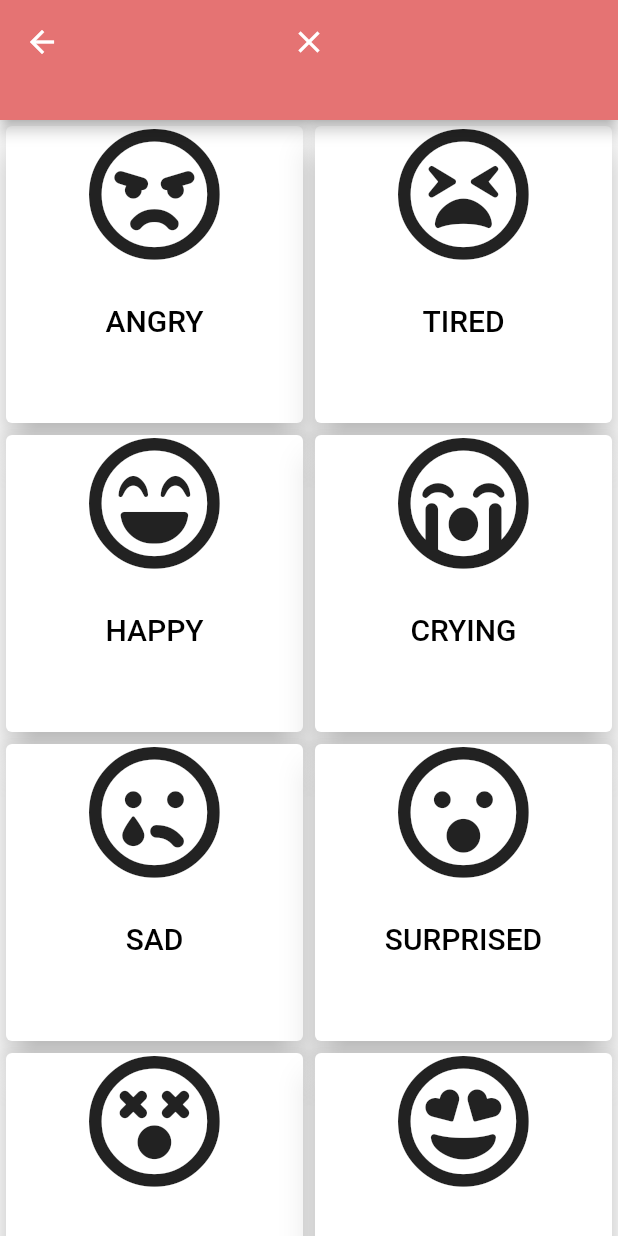
After one commit to Nadika18/Autism_Mobile_App, a Flutter app: the Feelings screen opened directly, on a phone screen of 412 x 824 dp. The commit adds this screen. Run offline on Flutter 3.47's test engine with Material 2 defaults, Android fonts, the phone set to English and light mode, and no system bars; our stand-ins replace cloud_firestore, firebase_auth, firebase_core, flutter_tts, font_awesome_flutter, google_sign_in and 3 more; missing offline and left inert: quiz_view; accounts and stored records are empty.

Commit message:
feelings.dart and images added

```diff
--- a/lib/child/childHomepage.dart
+++ b/lib/child/childHomepage.dart
@@ -3,6 +3,8 @@ import 'package:easytalk/utils/customWidgets.dart';
 import 'package:easytalk/parent/forms.dart';
 import 'package:easytalk/services/models/tasks.dart';
 import 'package:flutter_tts/flutter_tts.dart';
+import 'package:easytalk/child/image.dart';
+
 
 FlutterTts flutterTts = FlutterTts();
 speak(String text) async {
--- /dev/null
+++ b/lib/child/feelings.dart
@@ -0,0 +1,67 @@
+import 'package:easytalk/child/childHomepage.dart';
+import 'package:flutter/material.dart';
+import 'package:flutter_tts/flutter_tts.dart';
+import 'package:font_awesome_flutter/font_awesome_flutter.dart';
+
+
+class Feelings extends StatefulWidget {
+  @override
+  _IAmState createState() => _IAmState();
+}
+
+class _IAmState extends State<Feelings> {
+  @override
+  Widget build(BuildContext context) {
+    return Scaffold(
+      appBar: PreferredSize(
+          preferredSize: Size.fromHeight(80.0), // here the desired height
+          child: AppBar(
+            backgroundColor: Colors.red[300],
+            title: CloseButton(
+                color: Colors.white,
+                onPressed: () {
+                  ChildHomePage();
+                }),
+            centerTitle: true,
+          )),
+      body: Center(child:
+    GridView.count(crossAxisCount: 2, children: [
+      _cardContent(Icon(FontAwesomeIcons.angry, size: 90), "ANGRY"),
+      _cardContent(Icon(FontAwesomeIcons.tired, size: 90), "TIRED"),
+      _cardContent(Icon(FontAwesomeIcons.laughBeam, size: 90), "HAPPY"),
+      _cardContent(Icon(FontAwesomeIcons.sadCry, size: 90), "CRYING"),
+      _cardContent(Icon(FontAwesomeIcons.sadTear, size: 90), "SAD"),
+      _cardContent(Icon(FontAwesomeIcons.surprise, size: 90), "SURPRISED"),
+      _cardContent(Icon(FontAwesomeIcons.dizzy, size: 90), "DIZZY"),
+      _cardContent(Icon(FontAwesomeIcons.grinHearts, size: 90), "LOVED")
+    ])));
+  }
+}
+FlutterTts flutterTts = FlutterTts();
+speak(String text) async {
+  String _text = text;
+  await flutterTts.setLanguage("en US");
+  await flutterTts.setPitch(1);
+  await flutterTts.setVolume(1.0);
+  await flutterTts.speak(_text);
+}
+Widget _cardContent(Widget icon, String text) {
+  String _text = text;
+  Widget _icon = icon;
+  return Container(
+      child: new Card(
+    elevation: 10,
+    child: Column(
+      children: [
+        _icon,
+        Divider(thickness: 10, color: Colors.white),
+        TextButton(
+            child: Text(_text,
+                style: TextStyle(fontSize: 20, color: Colors.black)),
+            onPressed: () {
+              speak("I am" + _text);
+            })
+      ],
+    ),
+  ));
+}
--- /dev/null
+++ b/lib/child/task_view.dart
@@ -0,0 +1 @@
+import 'package:flutter/material.dart';
--- a/lib/parent/forms.dart
+++ b/lib/parent/forms.dart
@@ -236,6 +236,10 @@ class DependentForm extends StatefulWidget {
 }
 
 class _DependentFormState extends State<DependentForm> {
+
+
+
+
   final _formKey = GlobalKey<FormState>();
   final GlobalKey<ScaffoldState> _scaffoldKey = new GlobalKey<ScaffoldState>();
   TextEditingController _nameController = TextEditingController();
--- a/pubspec.yaml
+++ b/pubspec.yaml
@@ -36,6 +36,7 @@ dependencies:
   quiz_view: ^1.0.3
   rflutter_alert: ^1.1.0
   image_picker: ^0.6.7+22
+  shared_preferences: ^0.5.12+4
 
 dev_dependencies:
   flutter_test:
```
Also changed, not shown: lib/child/image.dart (added, +56 -0 lines), lib/parent/parentHomepage.dart (+9 -1 lines), lib/parent/taskview.dart (+4 -3 lines), pubspec.lock.
